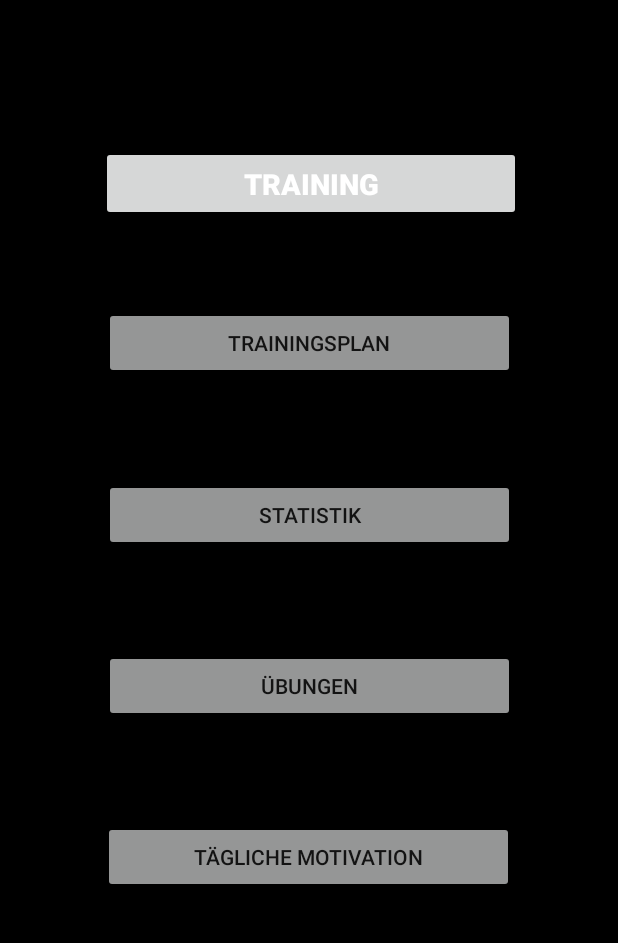
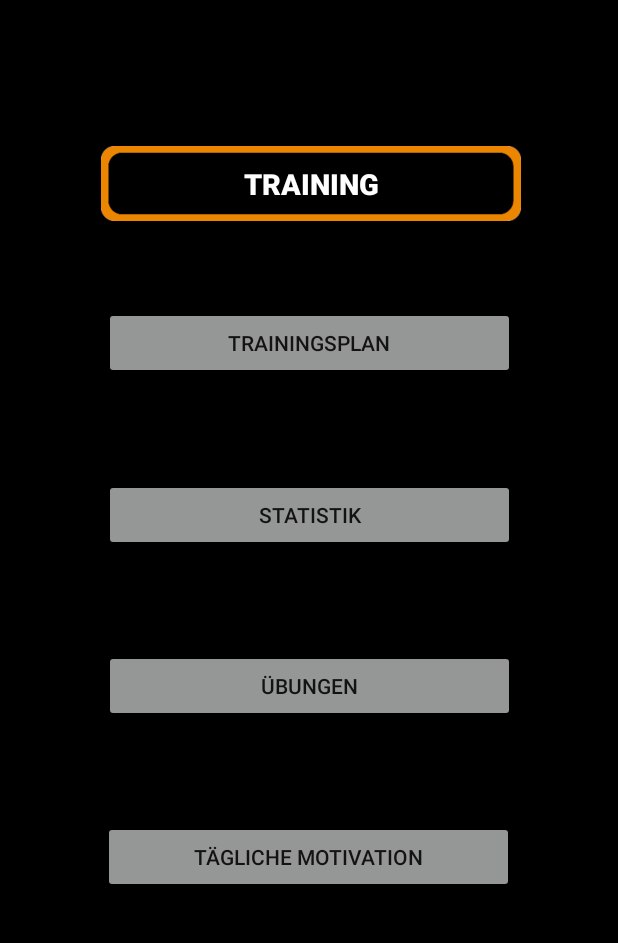
Before and after one commit to wladosh/walbogym, an Android app: the screen it shows after launch (MainActivity), on a phone screen of 412 x 824 dp, the part 84-1027 px from its top. Run offline under Robolectric (Android 15) with nearby library versions, the phone set to English and light mode, and no system bars.

Commit message:
button menu

```diff
--- a/app/src/main/res/layout/activity_main.xml
+++ b/app/src/main/res/layout/activity_main.xml
@@ -56,6 +56,7 @@
         android:layout_marginBottom="16dp"
         android:text="Training"
         android:textColor="@color/white"
+        android:background="@drawable/button_menu"
         android:textSize="19sp"
         android:textStyle="bold"
         app:layout_constraintBottom_toBottomOf="parent"
```
Also changed, not shown: app/src/main/res/drawable/button_menu.png (added).
